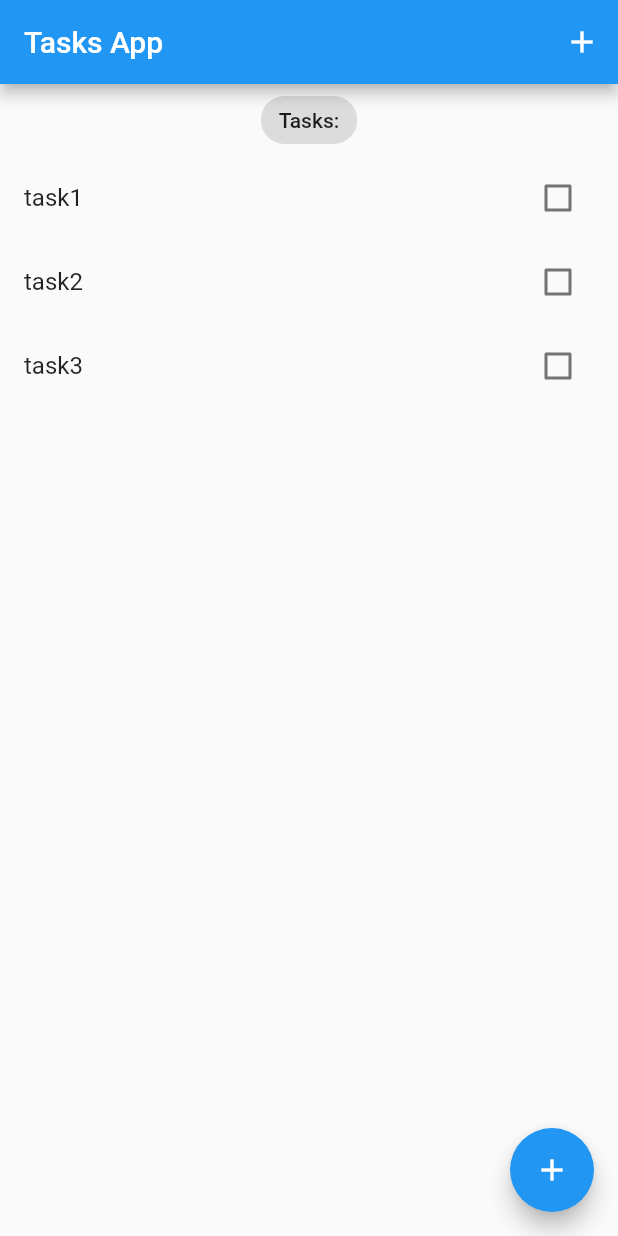
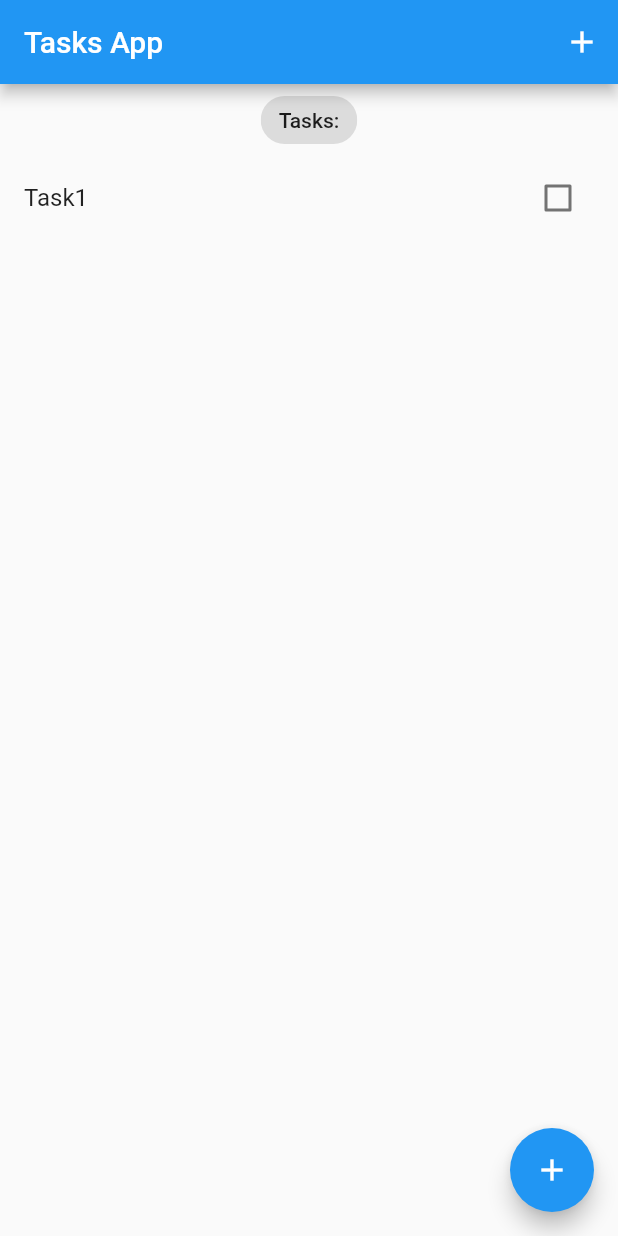
Before and after one commit to Anastasia9595/to-do-app, a Flutter app: the screen it shows after launch, on a phone screen of 412 x 824 dp. Run offline on Flutter 3.47's test engine with Material 2 defaults, Android fonts, the phone set to English and light mode, and no system bars; our stand-ins replace bloc, equatable, flutter_bloc.

Commit message:
add task screen

```diff
--- a/to_do_app/lib/blocs/bloc_exports.dart
+++ b/to_do_app/lib/blocs/bloc_exports.dart
@@ -0,0 +1,2 @@
+export './bloc/tasks_bloc.dart';
+export 'package:flutter_bloc/flutter_bloc.dart';
--- a/to_do_app/lib/main.dart
+++ b/to_do_app/lib/main.dart
@@ -1,9 +1,13 @@
 import 'package:flutter/material.dart';
+import 'package:to_do_app/models/task.dart';
 
+import 'blocs/bloc_exports.dart';
 import 'screens/tasks_screen.dart';
 
 void main() {
-  runApp(const MyApp());
+  BlocOverrides.runZoned(
+    () => runApp(const MyApp()),
+  );
 }
 
 class MyApp extends StatelessWidget {
@@ -12,12 +16,18 @@ class MyApp extends StatelessWidget {
   // This widget is the root of your application.
   @override
   Widget build(BuildContext context) {
-    return MaterialApp(
-      title: 'Flutter Tasks App',
-      theme: ThemeData(
-        primarySwatch: Colors.blue,
+    return BlocProvider(
+      create: (context) => TasksBloc()
+        ..add(
+          AddTask(task: Task(title: 'Task1')),
+        ),
+      child: MaterialApp(
+        title: 'Flutter Tasks App',
+        theme: ThemeData(
+          primarySwatch: Colors.blue,
+        ),
+        home: TasksScreen(),
       ),
-      home: TasksScreen(),
     );
   }
 }
--- a/to_do_app/lib/screens/tasks_screen.dart
+++ b/to_do_app/lib/screens/tasks_screen.dart
@@ -1,18 +1,33 @@
 import 'package:flutter/material.dart';
 
+import '../blocs/bloc_exports.dart';
 import '../models/task.dart';
+import 'add_task_screen.dart';
+import 'widgets/tasks_list.dart';
 
 class TasksScreen extends StatelessWidget {
   TasksScreen({Key? key}) : super(key: key);
 
-  List<Task> tasksList = [
-    Task(title: 'task1'),
-    Task(title: 'task2'),
-    Task(title: 'task3'),
-  ];
+  TextEditingController titleController = TextEditingController();
+
+  void _addTask(BuildContext context) {
+    showModalBottomSheet(
+      isDismissible: false,
+      context: context,
+      builder: (context) => SingleChildScrollView(
+        child: Container(
+          padding: EdgeInsets.only(bottom: MediaQuery.of(context).viewInsets.bottom),
+          child: AddTaskScreen(titleController: titleController),
+        ),
+      ),
+    );
+  }
 
   @override
   Widget build(BuildContext context) {
+    return BlocBuilder<TasksBloc, TasksState>(
+      builder: (context, state) {
+        List<Task> allTasksList = state.alltasks;
         return Scaffold(
           appBar: AppBar(
             title: const Text('Tasks App'),
@@ -33,27 +48,16 @@ class TasksScreen extends StatelessWidget {
                   ),
                 ),
               ),
-          Expanded(
-            child: ListView.builder(
-                itemCount: tasksList.length,
-                itemBuilder: (context, index) {
-                  var task = tasksList[index];
-                  return ListTile(
-                    title: Text(task.title),
-                    trailing: Checkbox(
-                      value: task.isDone,
-                      onChanged: (value) {},
-                    ),
-                  );
-                }),
-          )
+              TasksList(tasksList: allTasksList)
             ],
           ),
           floatingActionButton: FloatingActionButton(
-        onPressed: () {},
+            onPressed: () => _addTask(context),
             tooltip: 'Add Task',
             child: const Icon(Icons.add),
           ),
         );
+      },
+    );
   }
 }
--- /dev/null
+++ b/to_do_app/lib/screens/widgets/tasks_list.dart
@@ -0,0 +1,30 @@
+import 'package:flutter/material.dart';
+
+import '../../models/task.dart';
+
+class TasksList extends StatelessWidget {
+  const TasksList({
+    Key? key,
+    required this.tasksList,
+  }) : super(key: key);
+
+  final List<Task> tasksList;
+
+  @override
+  Widget build(BuildContext context) {
+    return Expanded(
+      child: ListView.builder(
+          itemCount: tasksList.length,
+          itemBuilder: (context, index) {
+            var task = tasksList[index];
+            return ListTile(
+              title: Text(task.title),
+              trailing: Checkbox(
+                value: task.isDone,
+                onChanged: (value) {},
+              ),
+            );
+          }),
+    );
+  }
+}
```
Also changed, not shown: to_do_app/lib/screens/add_task_screen.dart (added, +49 -0 lines). Lines whose indentation alone changed are shown as unchanged.
